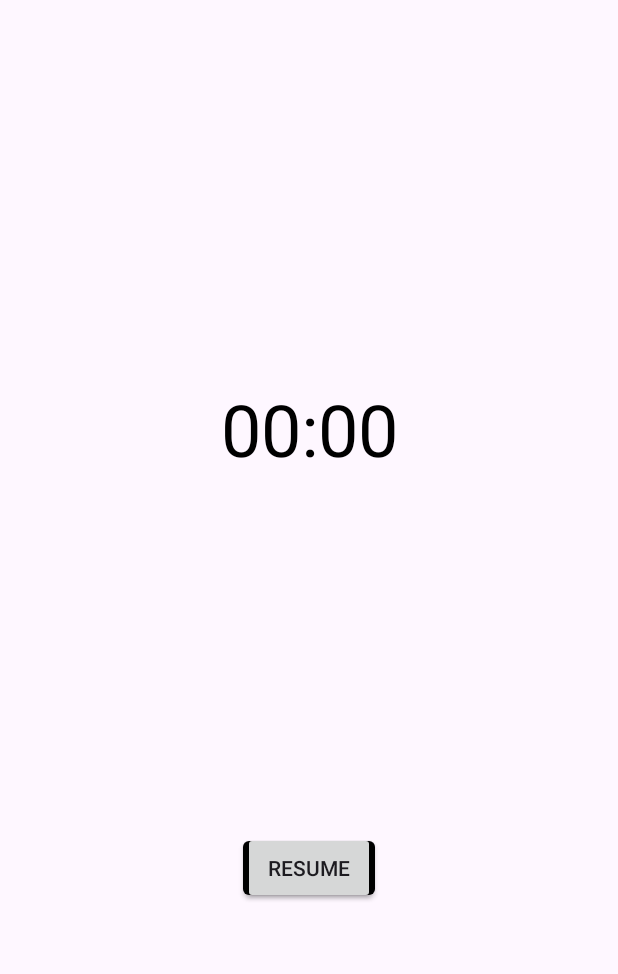
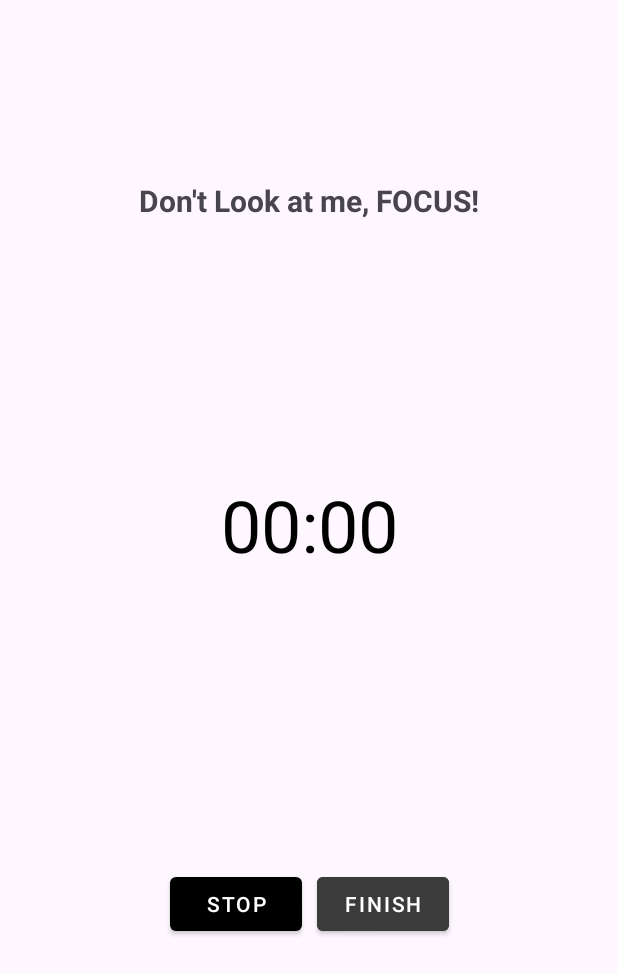
Before and after one commit to ghabrielferrari/Pomodoro, an Android app: the ClockActivity screen opened directly, with no data from a screen before it, after a tap on "STOP", on a phone screen of 412 x 824 dp. Shown: the top 974 px of the screen. Run offline under Robolectric (Android 15) with nearby library versions, the phone set to English and light mode, and no system bars.

Commit message:
Everything working (subject to updates)

```diff
--- a/app/src/main/java/gabriel/pomodoro/ClockActivity.kt
+++ b/app/src/main/java/gabriel/pomodoro/ClockActivity.kt
@@ -1,11 +1,10 @@
 package gabriel.pomodoro
 
 import android.content.DialogInterface
+import android.content.Intent
 import android.os.Bundle
 import android.os.CountDownTimer
 import android.view.View
-import android.view.ViewGroup
-import android.widget.Button
 import android.widget.Toast
 import androidx.appcompat.app.AlertDialog
 import androidx.appcompat.app.AppCompatActivity
@@ -20,15 +19,26 @@ class ClockActivity : AppCompatActivity() {
     private var timeRemaining: Long = 0
     private lateinit var countDownTimer: CountDownTimer
     private var isTimerRunning: Boolean = false
-    private lateinit var resumeButton: Button
 
     override fun onCreate(savedInstanceState: Bundle?) {
         super.onCreate(savedInstanceState)
         setContentView(binding.root)
 
         val selectedTime = intent.getIntExtra("selected_time", 0)
-        timeRemaining = selectedTime * 60000L // Converter minutos para milissegundos
+        timeRemaining = selectedTime * 60000L
 
+        setupCountDownTimer()
+
+        binding.btnFinish.setOnClickListener {
+            showFinishConfirmationDialog()
+        }
+
+        binding.btnStop.setOnClickListener {
+            showStopConfirmationDialog()
+        }
+    }
+
+    private fun setupCountDownTimer() {
         countDownTimer = object : CountDownTimer(timeRemaining, 1000) {
             override fun onTick(millisUntilFinished: Long) {
                 timeRemaining = millisUntilFinished
@@ -36,89 +46,6 @@ class ClockActivity : AppCompatActivity() {
             }
 
             override fun onFinish() {
-                // O cronômetro chegou ao fim
-                isTimerRunning = false
-                showResumeButton()
-            }
-        }
-
-        countDownTimer.start()
-        isTimerRunning = true
-
-        binding.btnStop.setOnClickListener {
-            showStopConfirmationDialog()
-        }
-    }
-
-    override fun onSaveInstanceState(outState: Bundle) {
-        super.onSaveInstanceState(outState)
-        outState.putLong("time_remaining", timeRemaining)
-        outState.putBoolean("is_timer_running", isTimerRunning)
-    }
-
-    override fun onRestoreInstanceState(savedInstanceState: Bundle) {
-        super.onRestoreInstanceState(savedInstanceState)
-        timeRemaining = savedInstanceState.getLong("time_remaining")
-        isTimerRunning = savedInstanceState.getBoolean("is_timer_running")
-        if (!isTimerRunning) {
-            showResumeButton()
-        }
-    }
-
-    private fun updateTimerUI() {
-        val minutes = (timeRemaining / 60000).toInt()
-        val seconds = ((timeRemaining % 60000) / 1000).toInt()
-
-        val timerText = String.format("%02d:%02d", minutes, seconds)
-        binding.timerTextView.text = timerText
-    }
-
-    private fun showStopConfirmationDialog() {
-        val alertDialogBuilder = AlertDialog.Builder(this)
-        alertDialogBuilder.setTitle("Parar Cronômetro")
-        alertDialogBuilder.setMessage("Tem certeza que deseja parar o cronômetro?")
-        alertDialogBuilder.setPositiveButton("Sim") { dialogInterface: DialogInterface, _: Int ->
-            stopTimer()
-            dialogInterface.dismiss()
-        }
-        alertDialogBuilder.setNegativeButton("Não") { dialogInterface: DialogInterface, _: Int ->
-            dialogInterface.dismiss()
-        }
-        val alertDialog = alertDialogBuilder.create()
-        alertDialog.show()
-    }
-
-    private fun stopTimer() {
-        countDownTimer.cancel()
-        isTimerRunning = false
-        showResumeButton()
-        Toast.makeText(this, "Cronômetro parado", Toast.LENGTH_SHORT).show()
-    }
-
-    private fun showResumeButton() {
-        if (isTimerRunning) return // Já exibido o botão de Resume
-
-        resumeButton = Button(this)
-        resumeButton.text = "Resume"
-        val params = binding.btnStop.layoutParams as ViewGroup.MarginLayoutParams
-        params.topMargin = resources.getDimensionPixelSize(R.dimen.margin_medium)
-        binding.root.addView(resumeButton, params)
-
-        resumeButton.setOnClickListener {
-            resumeTimer()
-            binding.root.removeView(resumeButton)
-        }
-    }
-
-    private fun resumeTimer() {
-        countDownTimer = object : CountDownTimer(timeRemaining, 1000) {
-            override fun onTick(millisUntilFinished: Long) {
-                timeRemaining = millisUntilFinished
-                updateTimerUI()
-            }
-
-            override fun onFinish() {
-                // O cronômetro chegou ao fim
                 isTimerRunning = false
                 showResumeButton()
             }
@@ -126,4 +53,65 @@ class ClockActivity : AppCompatActivity() {
         countDownTimer.start()
         isTimerRunning = true
     }
+
+    private fun updateTimerUI() {
+        val minutes = (timeRemaining / 60000).toInt()
+        val seconds = ((timeRemaining % 60000) / 1000).toInt()
+        val timerText = String.format("%02d:%02d", minutes, seconds)
+        binding.timerTextView.text = timerText
+    }
+
+    private fun showFinishConfirmationDialog() {
+        AlertDialog.Builder(this)
+            .setTitle("Finish Timer")
+            .setMessage("Are you sure you want to finish the timer?")
+            .setPositiveButton("Yes") { dialogInterface: DialogInterface, _: Int ->
+                stopTimer()
+                startActivity(Intent(this, MainActivity::class.java))
+                dialogInterface.dismiss()
+            }
+            .setNegativeButton("No") { dialogInterface: DialogInterface, _: Int ->
+                dialogInterface.dismiss()
+            }
+            .create()
+            .show()
+    }
+
+    private fun showStopConfirmationDialog() {
+        AlertDialog.Builder(this)
+            .setTitle("Stop Timer")
+            .setMessage("Are you sure you want to stop the timer?")
+            .setPositiveButton("Yes") { dialogInterface: DialogInterface, _: Int ->
+                stopTimer()
+                dialogInterface.dismiss()
+            }
+            .setNegativeButton("No") { dialogInterface: DialogInterface, _: Int ->
+                dialogInterface.dismiss()
+            }
+            .create()
+            .show()
+    }
+
+    private fun stopTimer() {
+        countDownTimer.cancel()
+        isTimerRunning = false
+        showResumeButton()
+        Toast.makeText(this, "Timer finished", Toast.LENGTH_SHORT).show()
+    }
+
+    private fun showResumeButton() {
+        if (isTimerRunning) return
+
+        binding.btnResume.apply {
+            visibility = View.VISIBLE
+            setOnClickListener {
+                resumeTimer()
+                visibility = View.GONE
+            }
+        }
+    }
+
+    private fun resumeTimer() {
+        setupCountDownTimer()
+    }
 }
--- a/app/src/main/res/layout/activity_clock.xml
+++ b/app/src/main/res/layout/activity_clock.xml
@@ -5,14 +5,28 @@
     android:id="@+id/main"
     android:layout_width="match_parent"
     android:layout_height="match_parent"
+    android:hapticFeedbackEnabled="false"
     tools:context=".ClockActivity">
+
+    <TextView
+        android:id="@+id/textView2"
+        android:layout_width="wrap_content"
+        android:layout_height="wrap_content"
+        android:layout_marginTop="120dp"
+        android:text="Don't Look at me, FOCUS!"
+        android:textSize="20sp"
+        android:textStyle="bold"
+        app:layout_constraintEnd_toEndOf="parent"
+        app:layout_constraintHorizontal_bias="0.5"
+        app:layout_constraintStart_toStartOf="parent"
+        app:layout_constraintTop_toTopOf="parent" />
 
     <TextView
         android:id="@+id/timerTextView"
         android:layout_width="wrap_content"
         android:layout_height="wrap_content"
         android:layout_marginStart="32dp"
-        android:layout_marginTop="32dp"
+        android:layout_marginTop="120dp"
         android:layout_marginEnd="32dp"
         android:text="00:00"
         android:textColor="@android:color/black"
@@ -27,10 +41,10 @@
         style="@style/Widget.MaterialComponents.Button"
         android:layout_width="wrap_content"
         android:layout_height="wrap_content"
+        android:layout_marginEnd="64dp"
         android:text="Stop"
         app:layout_constraintBottom_toBottomOf="parent"
-        app:layout_constraintEnd_toEndOf="parent"
-        app:layout_constraintStart_toStartOf="parent"
+        app:layout_constraintEnd_toEndOf="@+id/timerTextView"
         app:layout_constraintTop_toBottomOf="@+id/timerTextView" />
 
     <Button
@@ -40,8 +54,22 @@
         android:layout_height="wrap_content"
         android:text="Resume"
         android:visibility="gone"
-        app:layout_constraintEnd_toEndOf="parent"
-        app:layout_constraintStart_toStartOf="parent"
-        app:layout_constraintTop_toTopOf="parent" />
+        app:layout_constraintBottom_toBottomOf="@id/btnStop"
+        app:layout_constraintEnd_toEndOf="@id/btnStop"
+        app:layout_constraintStart_toStartOf="@id/btnStop"
+        app:layout_constraintTop_toTopOf="@id/btnStop" />
+
+    <Button
+        android:id="@+id/btnFinish"
+        style="@style/Widget.MaterialComponents.Button"
+        android:layout_width="wrap_content"
+        android:layout_height="wrap_content"
+        android:layout_marginStart="64dp"
+        android:backgroundTint="@color/gray"
+        android:text="Finish"
+        android:textColor="@android:color/white"
+        app:layout_constraintBottom_toBottomOf="parent"
+        app:layout_constraintStart_toStartOf="@+id/timerTextView"
+        app:layout_constraintTop_toBottomOf="@+id/timerTextView" />
 
 </androidx.constraintlayout.widget.ConstraintLayout>
--- a/app/src/main/res/values/colors.xml
+++ b/app/src/main/res/values/colors.xml
@@ -2,4 +2,6 @@
 <resources>
     <color name="black">#FF000000</color>
     <color name="white">#FFFFFFFF</color>
+    <color name="red">#FF0000</color>
+    <color name="gray">#3B3B3B</color>
 </resources>
```
Also changed, not shown: app/src/main/java/gabriel/pomodoro/MainActivity.kt (+14 -16 lines), app/src/main/res/layout/activity_main.xml (+16 -18 lines).
